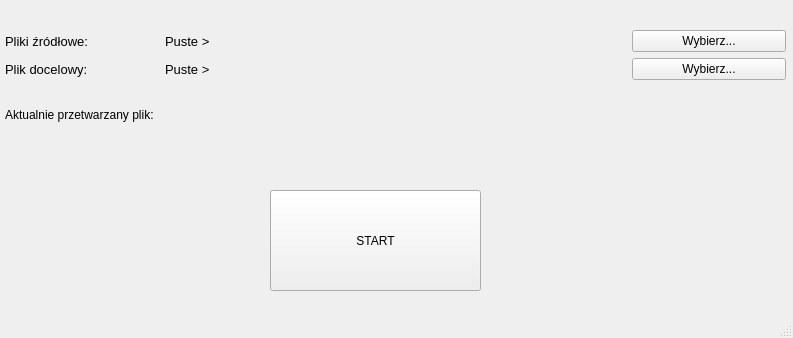
Old version of the form mainWindow.ui in the repository michalmalara/xls_joiner.
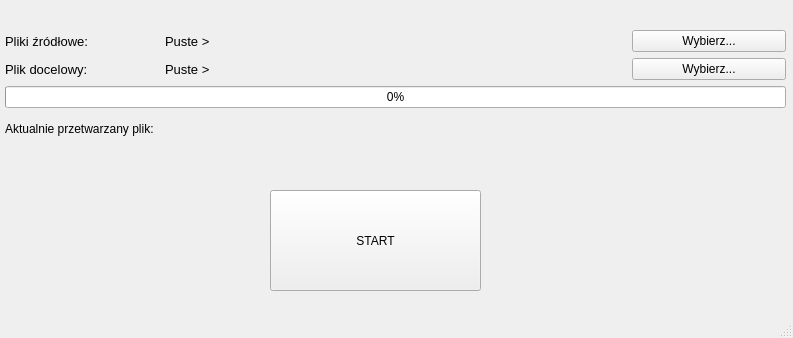
New version of the form.

Commit message: resizing blocked, progress bar and  monitoring for user added + progress bar

Diff of the .ui file:
```diff
--- a/mainWindow.ui
+++ b/mainWindow.ui
@@ -103,6 +103,13 @@
        </item>
       </layout>
      </item>
+     <item>
+      <widget class="QProgressBar" name="progressBar">
+       <property name="value">
+        <number>0</number>
+       </property>
+      </widget>
+     </item>
      <item>
       <layout class="QHBoxLayout" name="horizontalLayout_2" stretch="20,80">
        <item>
```
The commit also changes 1 other file.
